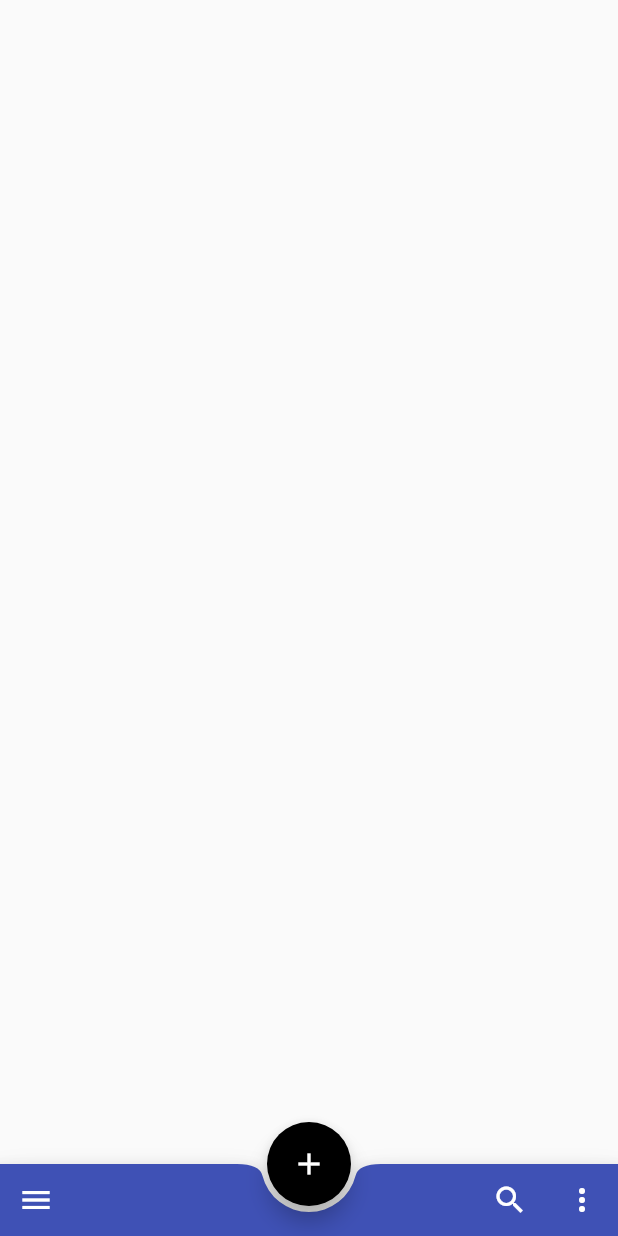
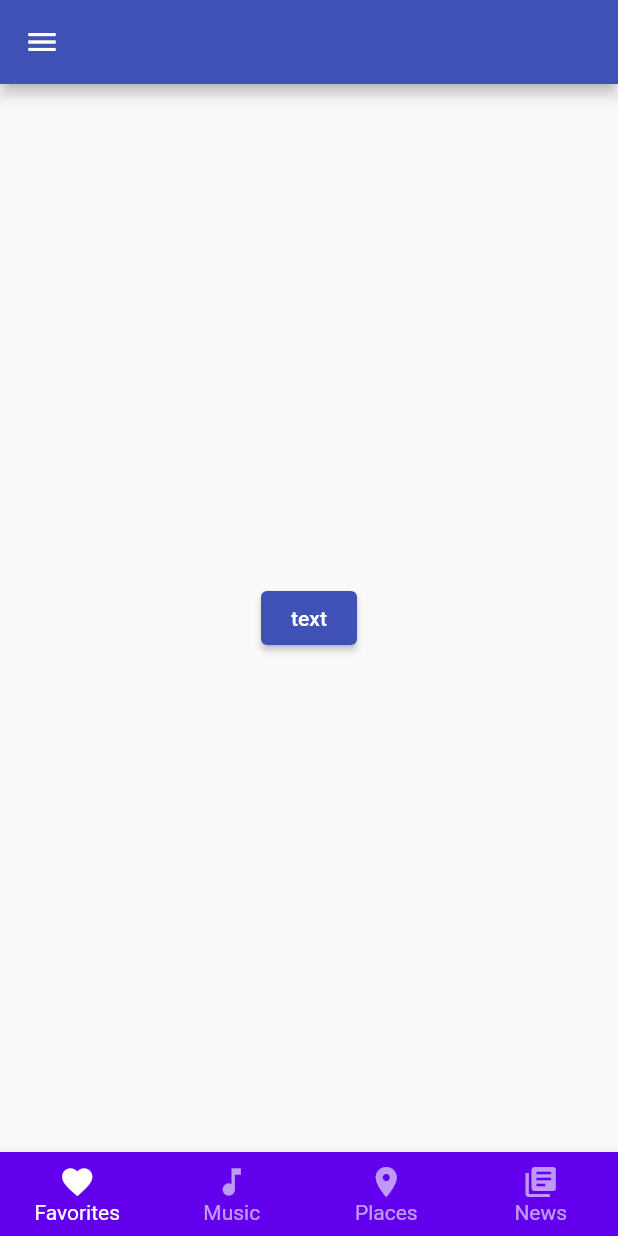
Before and after one commit to AnasAltarazi1998/widgets, a Flutter app: the screen it shows after launch, on a phone screen of 412 x 824 dp. Run offline on Flutter 3.47's test engine with Material 2 defaults, Android fonts, the phone set to English and light mode, and no system bars; our stand-ins replace get.

Commit message:
-- bottombavbar

```diff
--- a/lib/home.dart
+++ b/lib/home.dart
@@ -1,37 +1,50 @@
 import 'package:flutter/material.dart';
+import 'package:widgets/pages.dart';
 
-class Home extends StatelessWidget {
-  const Home({Key key}) : super(key: key);
+class Home extends StatefulWidget {
+  Home({Key key, this.index = 0}) : super(key: key);
+  int index = 0;
+  Widget body;
+  @override
+  _HomeState createState() => _HomeState();
+}
 
+class _HomeState extends State<Home> {
   @override
   Widget build(BuildContext context) {
     return Scaffold(
-      bottomNavigationBar: BottomAppBar(
-        shape: CircularNotchedRectangle(),
-        child: Row(
-          children: [
-            IconButton(icon: Icon(Icons.menu), onPressed: () {}),
-            Spacer(),
-            IconButton(icon: Icon(Icons.search), onPressed: () {}),
-            IconButton(icon: Icon(Icons.more_vert), onPressed: () {}),
+        body: body[widget.index],
+        bottomNavigationBar: BottomNavigationBar(
+          currentIndex: widget.index,
+          type: BottomNavigationBarType.fixed,
+          backgroundColor: Color(0xFF6200EE),
+          selectedItemColor: Colors.white,
+          unselectedItemColor: Colors.white.withOpacity(.60),
+          selectedFontSize: 14,
+          unselectedFontSize: 14,
+          onTap: (value) {
+            setState(() {
+              widget.index = value;
+            });
+          },
+          items: [
+            BottomNavigationBarItem(
+              label: 'Favorites',
+              icon: Icon(Icons.favorite),
+            ),
+            BottomNavigationBarItem(
+              label: 'Music',
+              icon: Icon(Icons.music_note),
+            ),
+            BottomNavigationBarItem(
+              label: 'Places',
+              icon: Icon(Icons.location_on),
+            ),
+            BottomNavigationBarItem(
+              label: 'News',
+              icon: Icon(Icons.library_books),
+            ),
           ],
-        ),
-      ),
-      floatingActionButton: Builder(
-        builder: (ctxt) => FloatingActionButton(
-            child: Icon(Icons.add),
-            onPressed: () {
-              showModalBottomSheet(
-                  context: ctxt,
-                  builder: (ctxt) => Scaffold(
-                        appBar: AppBar(),
-                        body: Center(
-                          child: Text('data'),
-                        ),
-                      ));
-            }),
-      ),
-      floatingActionButtonLocation: FloatingActionButtonLocation.centerDocked,
-    );
+        ));
   }
 }
--- a/lib/main.dart
+++ b/lib/main.dart
@@ -1,5 +1,6 @@
 import 'package:flutter/material.dart';
 import 'package:widgets/home.dart';
+import 'package:widgets/profile.dart';
 
 void main() {
   runApp(MyApp());
--- /dev/null
+++ b/lib/my_tabs.dart
@@ -0,0 +1,34 @@
+import 'package:flutter/material.dart';
+
+class Tabs extends StatelessWidget {
+  const Tabs({Key key}) : super(key: key);
+
+  @override
+  Widget build(BuildContext context) {
+    return DefaultTabController(
+      length: 3,
+      child: Scaffold(
+        appBar: AppBar(
+          title: Text('Fixed Tabs'),
+          automaticallyImplyLeading: false,
+          backgroundColor: Color(0xff5808e5),
+          bottom: TabBar(
+            indicatorColor: Colors.white,
+            tabs: [
+              Tab(text: 'DOGS', icon: Icon(Icons.favorite)),
+              Tab(text: 'CATS', icon: Icon(Icons.music_note)),
+              Tab(text: 'BIRDS', icon: Icon(Icons.search)),
+            ],
+          ),
+        ),
+        body: TabBarView(
+          children: [
+            Center(child: Text('DOGS')),
+            Center(child: Text('CATS')),
+            Center(child: Text('BIRDS')),
+          ],
+        ),
+      ),
+    );
+  }
+}
--- /dev/null
+++ b/lib/pages.dart
@@ -0,0 +1,14 @@
+import 'package:flutter/cupertino.dart';
+import 'package:widgets/my_tabs.dart';
+import 'package:widgets/profile.dart';
+
+final body = [
+  Profile(),
+  Tabs(),
+  Center(
+    child: Text('third page'),
+  ),
+  Center(
+    child: Text('fourth page'),
+  ),
+];
--- /dev/null
+++ b/lib/profile.dart
@@ -0,0 +1,52 @@
+import 'package:flutter/material.dart';
+import 'package:get/get.dart';
+
+class Profile extends StatelessWidget {
+  const Profile({Key key}) : super(key: key);
+
+  @override
+  Widget build(BuildContext context) {
+    return Scaffold(
+      appBar: AppBar(),
+      body: Center(
+        child: ElevatedButton(
+          child: Text('text'),
+          onPressed: () {
+            Get.snackbar('title', 'message');
+          },
+        ),
+      ),
+      drawer: Drawer(
+        child: Column(
+          children: [
+            UserAccountsDrawerHeader(
+              decoration: BoxDecoration(color: Colors.black),
+              accountName: Text('account name'),
+              accountEmail: Text('account email'),
+              currentAccountPicture: CircleAvatar(
+                backgroundColor: Colors.transparent,
+                backgroundImage: AssetImage('assets/user.png'),
+              ),
+            ),
+            ListTile(
+              leading: Icon(Icons.g_translate_sharp),
+              title: Text('translate'),
+            ),
+            ListTile(
+              leading: Icon(Icons.g_translate_sharp),
+              title: Text('translate'),
+            ),
+            ListTile(
+              leading: Icon(Icons.g_translate_sharp),
+              title: Text('translate'),
+            ),
+            ListTile(
+              leading: Icon(Icons.g_translate_sharp),
+              title: Text('translate'),
+            ),
+          ],
+        ),
+      ),
+    );
+  }
+}
--- a/pubspec.yaml
+++ b/pubspec.yaml
@@ -24,6 +24,8 @@ dependencies:
   flutter:
     sdk: flutter
   flutter_shimmer: ^1.3.0
+  fluttertoast: ^8.0.7
+  get: ^4.1.4
   shimmer: ^2.0.0
 
 dev_dependencies:
@@ -42,6 +44,7 @@ flutter:
   # To add assets to your application, add an assets section, like this:
   assets:
     - assets/img.jpg
+    - assets/user.png
   #   - images/a_dot_ham.jpeg
   # An image asset can refer to one or more resolution-specific "variants", see
   # https://flutter.dev/assets-and-images/#resolution-aware.
```
Also changed, not shown: assets/user.png (added), pubspec.lock.
